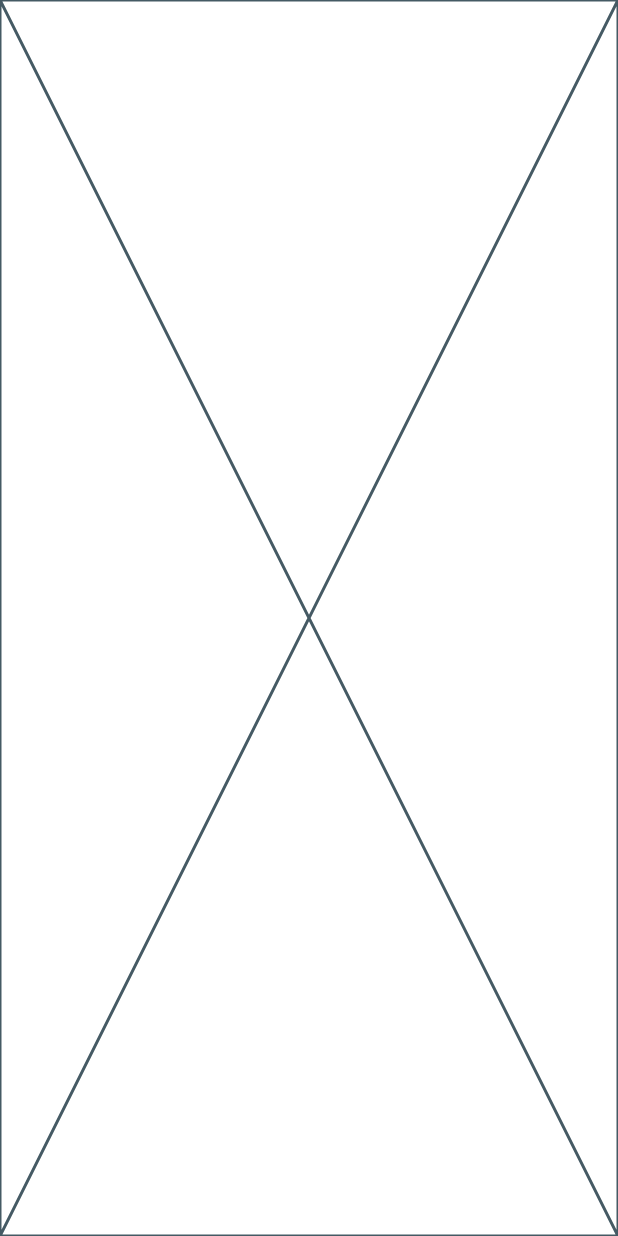
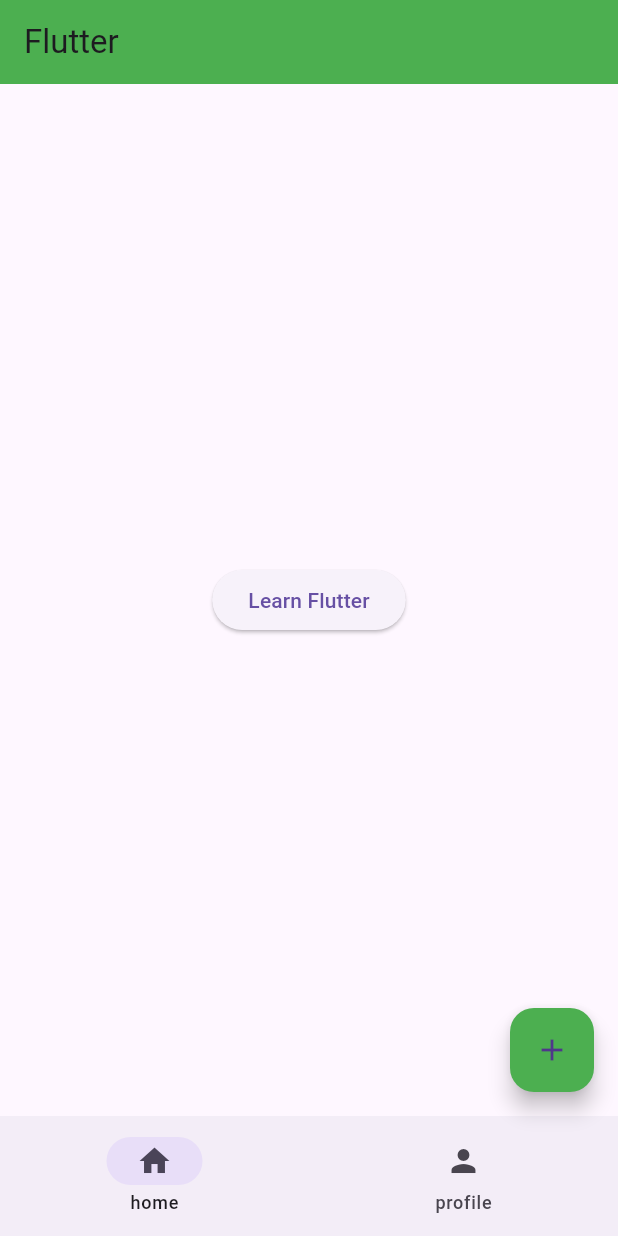
Before and after one commit to IbnuEyni/Flutter, a Flutter app: the screen it shows after launch, on a phone screen of 412 x 824 dp. Run offline on Flutter 3.47's test engine with Material 3 defaults, Android fonts, the phone set to English and light mode, and no system bars.

Commit message:
first final app

```diff
--- /dev/null
+++ b/simple_app/lib/home_page.dart
@@ -0,0 +1,24 @@
+import 'package:flutter/material.dart';
+import 'package:simple_app/lear_flutter_page.dart';
+
+class HomePage extends StatelessWidget {
+  const HomePage({super.key});
+
+  @override
+  Widget build(BuildContext context) {
+    return Center(
+      child: ElevatedButton(
+        onPressed: () {
+          Navigator.of(context).push(
+            MaterialPageRoute(
+              builder: (BuildContext context) {
+                return const LearnFlutterPage();
+              },
+            ),
+          );
+        },
+        child: const Text('Learn Flutter'),
+      ),
+    );
+  }
+}
--- a/simple_app/lib/main.dart
+++ b/simple_app/lib/main.dart
@@ -1,4 +1,8 @@
+// import 'dart:html';
+
 import 'package:flutter/material.dart';
+import 'package:simple_app/home_page.dart';
+import 'package:simple_app/profile_page.dart';
 
 void main() {
   runApp(const MyApp());
@@ -10,6 +14,7 @@ class MyApp extends StatelessWidget {
   @override
   Widget build(BuildContext context) {
     return const MaterialApp(
+      debugShowCheckedModeBanner: false,
       home: RootPage(),
     );
   }
@@ -23,8 +28,42 @@ class RootPage extends StatefulWidget {
 }
 
 class _RootPageState extends State<RootPage> {
+  int currentPage = 0;
+  List<Widget> pages = const [HomePage(), ProfilePage()];
+
   @override
   Widget build(BuildContext context) {
-    return const Placeholder();
+    return Scaffold(
+      appBar: AppBar(
+        title: const Text('Flutter'),
+        backgroundColor: Colors.green,
+      ),
+      body: pages[currentPage],
+      floatingActionButton: FloatingActionButton(
+        onPressed: () {
+          debugPrint('Floating action Button');
+        },
+        backgroundColor: Colors.green,
+        child: const Icon(Icons.add),
+      ),
+      bottomNavigationBar: NavigationBar(
+        destinations: const [
+          NavigationDestination(
+            icon: Icon(Icons.home),
+            label: 'home',
+          ),
+          NavigationDestination(
+            icon: Icon(Icons.person),
+            label: 'profile',
+          )
+        ],
+        onDestinationSelected: (int index) {
+          setState(() {
+            currentPage = index;
+          });
+        },
+        selectedIndex: currentPage,
+      ),
+    );
   }
 }
--- a/simple_app/pubspec.yaml
+++ b/simple_app/pubspec.yaml
@@ -59,8 +59,8 @@ flutter:
   uses-material-design: true
 
   # To add assets to your application, add an assets section, like this:
-  # assets:
-  #   - images/a_dot_burr.jpeg
+  assets:
+    - images/
   #   - images/a_dot_ham.jpeg
 
   # An image asset can refer to one or more resolution-specific "variants", see
```
Also changed, not shown: simple_app/lib/lear_flutter_page.dart (added, +125 -0 lines), simple_app/lib/profile_page.dart (added, +24 -0 lines), simple_app/images/einst.jpeg (added), simple_app/images/einstain.jpeg (added), simple_app/images/original.jpeg (added).
